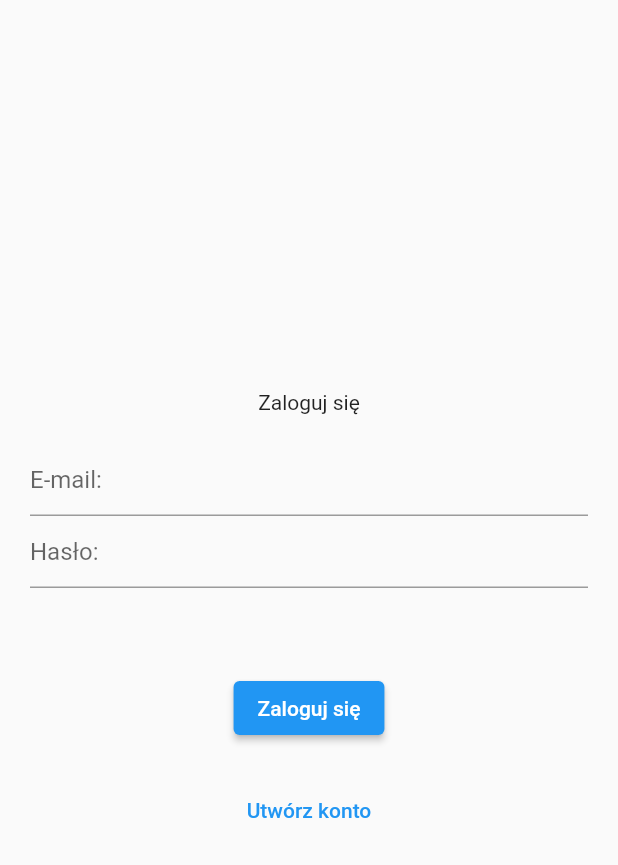
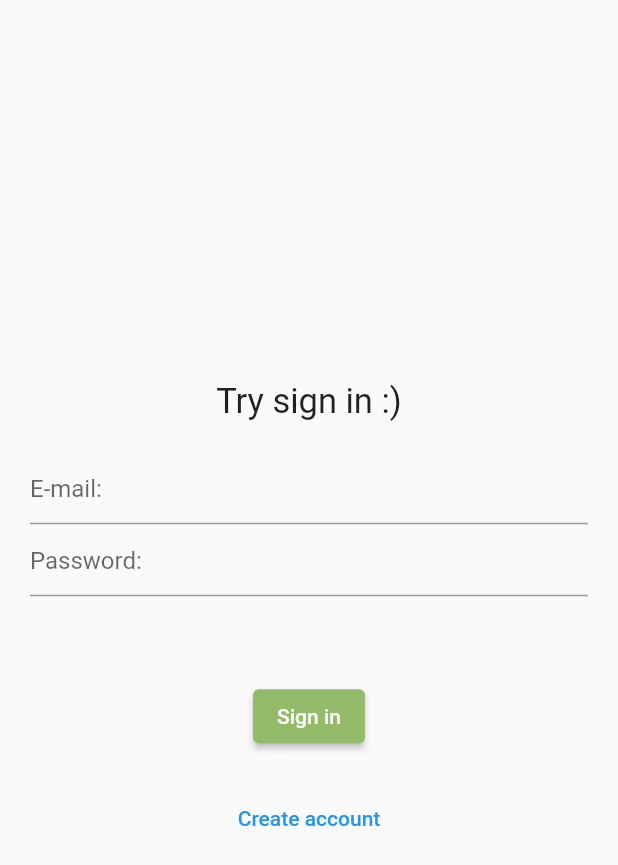
Before and after one commit to xxxjuliaxxx/food_app, a Flutter app: the screen it shows after launch, on a phone screen of 412 x 824 dp. Shown: the top 865 px of the screen. Run offline on Flutter 3.47's test engine with Material 2 defaults, Android fonts, the phone set to English and light mode, and no system bars; our stand-ins replace cloud_firestore, firebase_auth, firebase_core; accounts and stored records are empty.

```diff
--- a/lib/app/home/add_opinion/add_opinion_page_content.dart
+++ b/lib/app/home/add_opinion/add_opinion_page_content.dart
@@ -47,6 +47,8 @@ class _AddOpinionPageContentState extends State<AddOpinionPageContent> {
               },
             ),
             Slider(
+              activeColor: const Color.fromARGB(255, 147, 186, 105),
+              inactiveColor: Colors.grey,
               onChanged: (newValue) {
                 setState(() {
                   rating = newValue;
@@ -59,6 +61,8 @@ class _AddOpinionPageContentState extends State<AddOpinionPageContent> {
               label: rating.toString(),
             ),
             ElevatedButton(
+              style: ElevatedButton.styleFrom(
+                  backgroundColor: const Color.fromARGB(255, 147, 186, 105)),
               onPressed: restaurantName.isEmpty || pizzaName.isEmpty
                   ? null
                   : () {
--- a/lib/app/login/login_page.dart
+++ b/lib/app/login/login_page.dart
@@ -27,9 +27,12 @@ class _LoginPageState extends State<LoginPage> {
           child: Column(
             mainAxisAlignment: MainAxisAlignment.center,
             children: [
-              Text(isCreatingAcoount == true
-                  ? 'Zarejestruj się'
-                  : 'Zaloguj się'),
+              Text(
+                isCreatingAcoount == true
+                    ? 'First, sign up!'
+                    : 'Try sign in :)',
+                style: const TextStyle(fontSize: 23),
+              ),
               const SizedBox(
                 height: 20,
               ),
@@ -42,7 +45,7 @@ class _LoginPageState extends State<LoginPage> {
               TextField(
                 controller: widget.passwordcontroller,
                 decoration: const InputDecoration(
-                  hintText: 'Hasło:',
+                  hintText: 'Password:',
                 ),
                 obscureText: true,
               ),
@@ -52,6 +55,8 @@ class _LoginPageState extends State<LoginPage> {
                 height: 20,
               ),
               ElevatedButton(
+                style: ElevatedButton.styleFrom(
+                    backgroundColor: const Color.fromARGB(255, 147, 186, 105)),
                 onPressed: () async {
                   if (isCreatingAcoount == true) {
                     // rejestracja
@@ -82,9 +87,7 @@ class _LoginPageState extends State<LoginPage> {
                     }
                   }
                 },
-                child: Text(isCreatingAcoount == true
-                    ? 'Zarejestruj się'
-                    : 'Zaloguj się'),
+                child: Text(isCreatingAcoount == true ? 'Sign up' : 'Sign in'),
               ),
               const SizedBox(
                 height: 20,
@@ -96,17 +99,20 @@ class _LoginPageState extends State<LoginPage> {
                       isCreatingAcoount = true;
                     });
                   },
-                  child: const Text('Utwórz konto'),
+                  child: const Text('Create account'),
                 ),
               ],
               if (isCreatingAcoount == true) ...[
                 TextButton(
+                  style: ButtonStyle(
+                      backgroundColor: MaterialStateProperty.all(
+                          const Color.fromARGB(255, 147, 186, 105))),
                   onPressed: () {
                     setState(() {
                       isCreatingAcoount = false;
                     });
                   },
-                  child: const Text('Masz juz konto?'),
+                  child: const Text('Do you already have an account?'),
                 ),
               ],
             ],
```
Also changed, not shown: lib/app/home/home_page.dart (+16 -4 lines).
